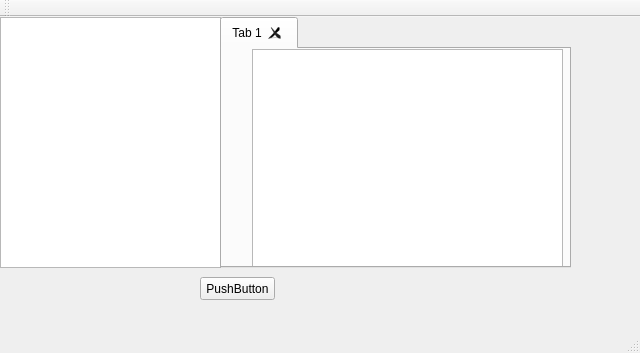
This is UI/mainwindow.ui in N0Random/Lab3 as Qt 5 draws it before an edit. The edited form follows.
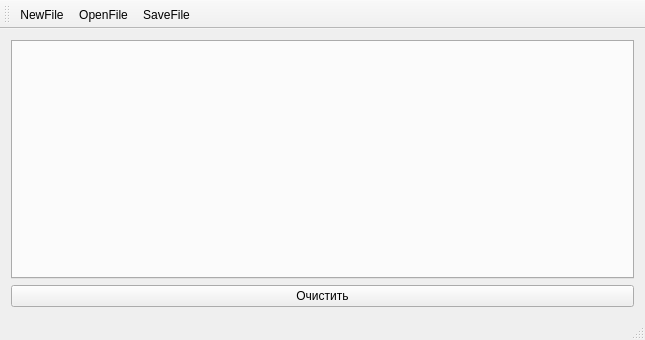
This is the edited form. Icons and pictures are not drawn.

Diff of the .ui file:
```diff
--- a/UI/mainwindow.ui
+++ b/UI/mainwindow.ui
@@ -6,74 +6,57 @@
    <rect>
     <x>0</x>
     <y>0</y>
-    <width>640</width>
-    <height>353</height>
+    <width>645</width>
+    <height>340</height>
    </rect>
   </property>
   <property name="windowTitle">
    <string>MainWindow</string>
   </property>
   <widget class="QWidget" name="centralWidget">
-   <widget class="QTreeView" name="treeView">
-    <property name="geometry">
-     <rect>
-      <x>0</x>
-      <y>0</y>
-      <width>221</width>
-      <height>251</height>
-     </rect>
-    </property>
-   </widget>
-   <widget class="QPushButton" name="pushButton">
-    <property name="geometry">
-     <rect>
-      <x>200</x>
-      <y>260</y>
-      <width>75</width>
-      <height>23</height>
-     </rect>
-    </property>
-    <property name="text">
-     <string>PushButton</string>
-    </property>
-   </widget>
-   <widget class="QTabWidget" name="tabWidget">
-    <property name="geometry">
-     <rect>
-      <x>220</x>
-      <y>0</y>
-      <width>351</width>
-      <height>251</height>
-     </rect>
-    </property>
-    <property name="currentIndex">
-     <number>0</number>
-    </property>
-    <property name="documentMode">
-     <bool>false</bool>
-    </property>
-    <property name="tabsClosable">
-     <bool>true</bool>
-    </property>
-    <property name="tabBarAutoHide">
-     <bool>false</bool>
-    </property>
-    <widget class="QWidget" name="tab">
-     <attribute name="title">
-      <string>Tab 1</string>
-     </attribute>
-     <widget class="QTextEdit" name="OutView">
-      <property name="geometry">
-       <rect>
-        <x>30</x>
-        <y>0</y>
-        <width>311</width>
-        <height>221</height>
-       </rect>
+   <layout class="QVBoxLayout" name="verticalLayout_4">
+    <item>
+     <widget class="QTabWidget" name="tabWidget">
+      <property name="sizePolicy">
+       <sizepolicy hsizetype="Expanding" vsizetype="Expanding">
+        <horstretch>0</horstretch>
+        <verstretch>0</verstretch>
+       </sizepolicy>
       </property>
+      <property name="tabPosition">
+       <enum>QTabWidget::North</enum>
+      </property>
+      <property name="tabShape">
+       <enum>QTabWidget::Triangular</enum>
+      </property>
+      <property name="currentIndex">
+       <number>-1</number>
+      </property>
+      <property name="elideMode">
+       <enum>Qt::ElideNone</enum>
+      </property>
+      <property name="documentMode">
+       <bool>false</bool>
+      </property>
+      <property name="tabsClosable">
+       <bool>true</bool>
+      </property>
+      <property name="movable">
+       <bool>false</bool>
+      </property>
+      <property name="tabBarAutoHide">
+       <bool>false</bool>
+      </property>
      </widget>
-    </widget>
-   </widget>
+    </item>
+    <item>
+     <widget class="QPushButton" name="pushButton">
+      <property name="text">
+       <string>Очистить</string>
+      </property>
+     </widget>
+    </item>
+   </layout>
   </widget>
   <widget class="QMenuBar" name="menuBar">
    <property name="geometry">
@@ -90,10 +73,58 @@
     <enum>TopToolBarArea</enum>
    </attribute>
    <attribute name="toolBarBreak">
-    <bool>false</bool>
+    <bool>true</bool>
    </attribute>
+   <addaction name="aNewFile"/>
+   <addaction name="aOpenFile"/>
+   <addaction name="aSaveFile"/>
   </widget>
   <widget class="QStatusBar" name="statusBar"/>
+  <action name="aOpenFile">
+   <property name="icon">
+    <iconset resource="../res.qrc">
+     <normaloff>:/images/Icon/icons8-открыть-папку-filled.png</normaloff>:/images/Icon/icons8-открыть-папку-filled.png</iconset>
+   </property>
+   <property name="text">
+    <string>OpenFile</string>
+   </property>
+   <property name="toolTip">
+    <string>Открыть файл</string>
+   </property>
+   <property name="shortcut">
+    <string>Ctrl+O</string>
+   </property>
+  </action>
+  <action name="aNewFile">
+   <property name="icon">
+    <iconset resource="../res.qrc">
+     <normaloff>:/images/Icon/icons8-новый-файл-filled.png</normaloff>:/images/Icon/icons8-новый-файл-filled.png</iconset>
+   </property>
+   <property name="text">
+    <string>NewFile</string>
+   </property>
+   <property name="toolTip">
+    <string>Создать файл</string>
+   </property>
+   <property name="shortcut">
+    <string>Ctrl+N</string>
+   </property>
+  </action>
+  <action name="aSaveFile">
+   <property name="icon">
+    <iconset resource="../res.qrc">
+     <normaloff>:/images/Icon/icons8-сохранить-как-filled.png</normaloff>:/images/Icon/icons8-сохранить-как-filled.png</iconset>
+   </property>
+   <property name="text">
+    <string>SaveFile</string>
+   </property>
+   <property name="toolTip">
+    <string>Сохранить</string>
+   </property>
+   <property name="shortcut">
+    <string>Ctrl+S</string>
+   </property>
+  </action>
  </widget>
  <layoutdefault spacing="6" margin="11"/>
  <resources/>
```
Left out of the diff: 6 changed lines with no effect on the pictures.
